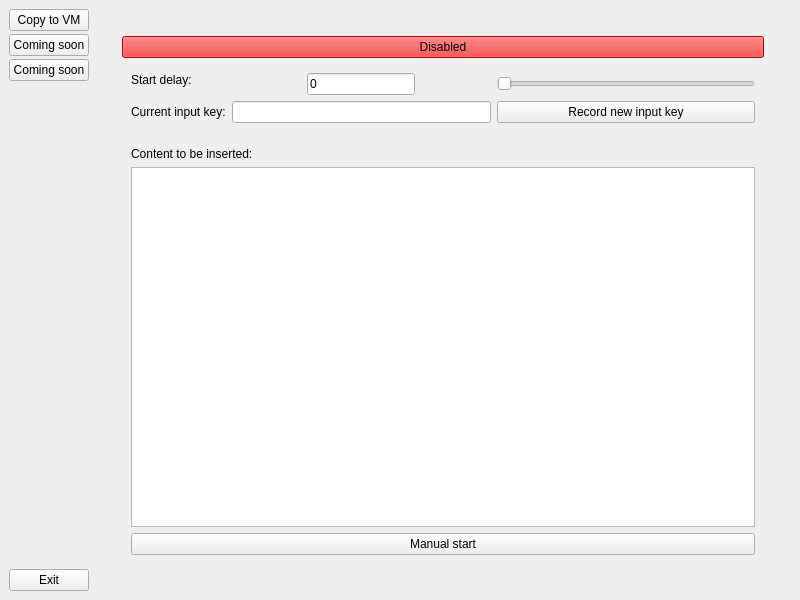
Qt form gui/MainWindow.ui (gyulii/Copy-tool) before a commit.
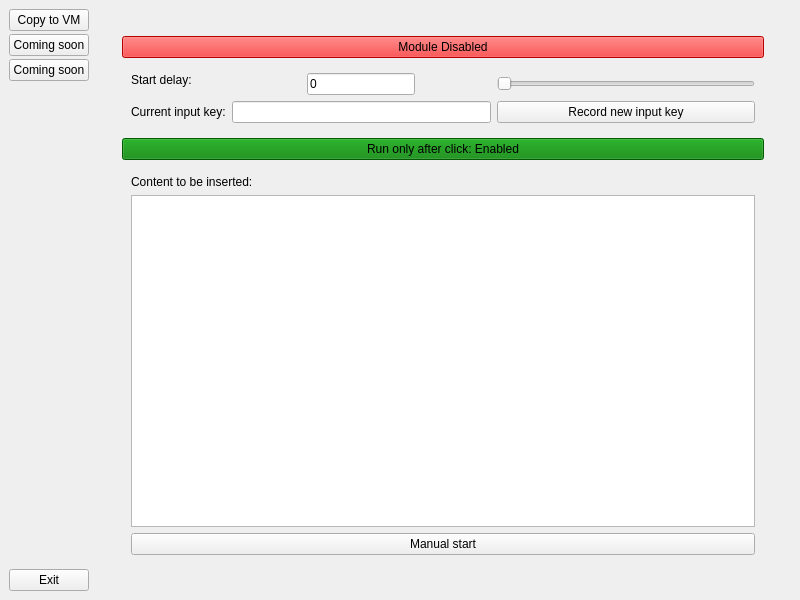
The same form after that commit.

Commit message: On click feature added, emergency stop on ESC added

```diff
--- a/gui/MainWindow.ui
+++ b/gui/MainWindow.ui
@@ -117,7 +117,7 @@
                  <string notr="true">background-color: red;</string>
                 </property>
                 <property name="text">
-                 <string>Disabled</string>
+                 <string>Module Disabled</string>
                 </property>
                 <property name="checkable">
                  <bool>false</bool>
@@ -189,6 +189,16 @@
                 </layout>
                </widget>
               </item>
+              <item>
+               <widget class="QPushButton" name="ButtonRunOnClick">
+                <property name="styleSheet">
+                 <string notr="true">background-color: green;</string>
+                </property>
+                <property name="text">
+                 <string>Run only after click: Enabled</string>
+                </property>
+               </widget>
+              </item>
               <item>
                <widget class="QWidget" name="widget_4" native="true">
                 <layout class="QVBoxLayout" name="verticalLayout_3">
```
Left out of the diff: 5 changed lines with no effect on the pictures. The commit also changes 4 other files.
